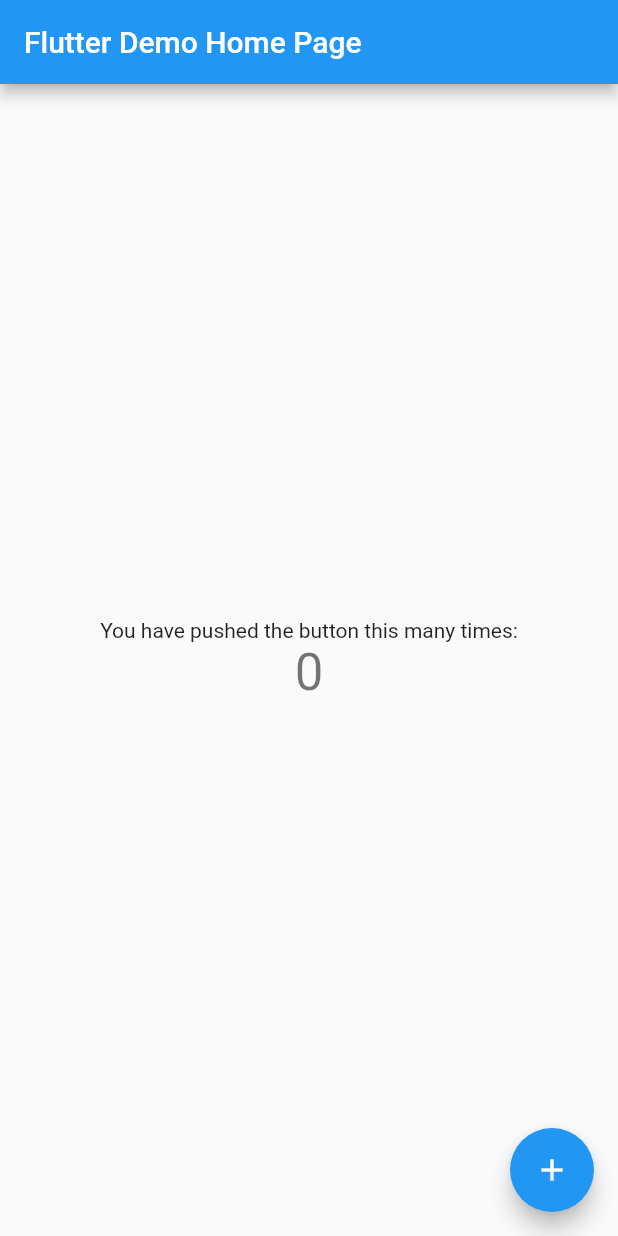
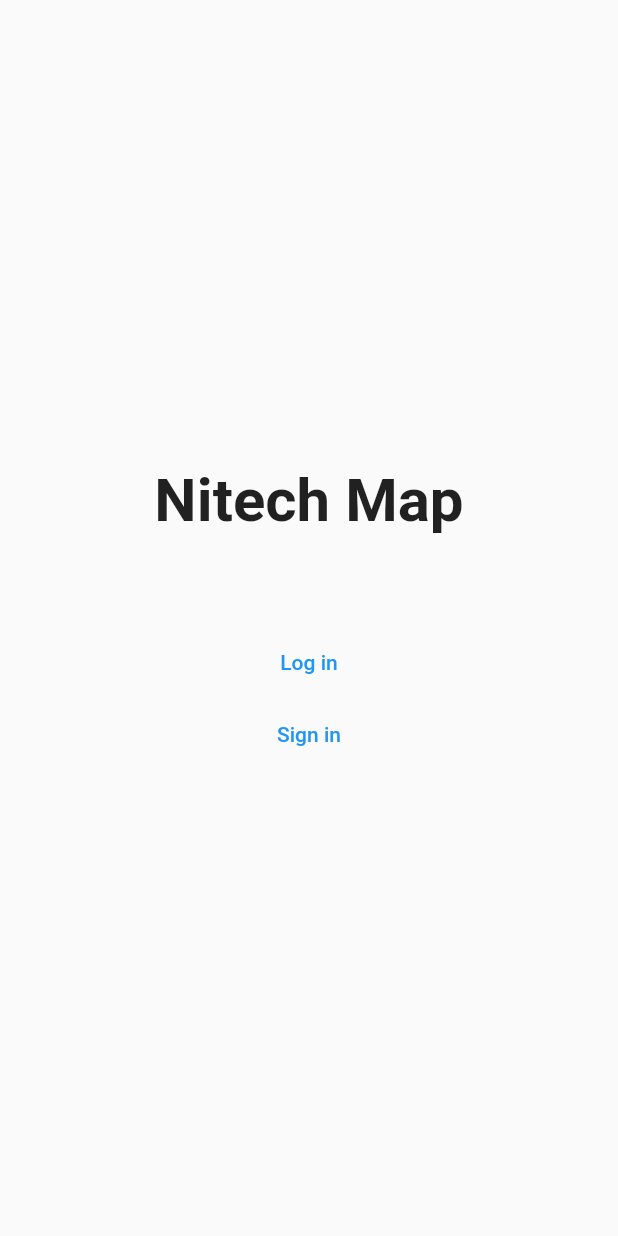
Before and after one commit to fztkm/nitechMap, a Flutter app: the screen it shows after launch, on a phone screen of 412 x 824 dp. Run offline on Flutter 3.47's test engine with Material 2 defaults, Android fonts, the phone set to English and light mode, and no system bars.

Commit message:
welcome_screen画面を追加

```diff
--- a/lib/main.dart
+++ b/lib/main.dart
@@ -1,113 +1,16 @@
 import 'package:flutter/material.dart';
 
+import 'welcome_screen.dart';
+
 void main() {
-  runApp(MyApp());
+  runApp(NitechMap());
 }
 
-class MyApp extends StatelessWidget {
-  // This widget is the root of your application.
+class NitechMap extends StatelessWidget {
   @override
   Widget build(BuildContext context) {
     return MaterialApp(
-      title: 'Flutter Demo',
-      theme: ThemeData(
-        // This is the theme of your application.
-        //
-        // Try running your application with "flutter run". You'll see the
-        // application has a blue toolbar. Then, without quitting the app, try
-        // changing the primarySwatch below to Colors.green and then invoke
-        // "hot reload" (press "r" in the console where you ran "flutter run",
-        // or simply save your changes to "hot reload" in a Flutter IDE).
-        // Notice that the counter didn't reset back to zero; the application
-        // is not restarted.
-        primarySwatch: Colors.blue,
-      ),
-      home: MyHomePage(title: 'Flutter Demo Home Page'),
+      home: WelcomeScreen(),
     );
   }
 }
-
-class MyHomePage extends StatefulWidget {
-  MyHomePage({Key? key, required this.title}) : super(key: key);
-
-  // This widget is the home page of your application. It is stateful, meaning
-  // that it has a State object (defined below) that contains fields that affect
-  // how it looks.
-
-  // This class is the configuration for the state. It holds the values (in this
-  // case the title) provided by the parent (in this case the App widget) and
-  // used by the build method of the State. Fields in a Widget subclass are
-  // always marked "final".
-
-  final String title;
-
-  @override
-  _MyHomePageState createState() => _MyHomePageState();
-}
-
-class _MyHomePageState extends State<MyHomePage> {
-  int _counter = 0;
-
-  void _incrementCounter() {
-    setState(() {
-      // This call to setState tells the Flutter framework that something has
-      // changed in this State, which causes it to rerun the build method below
-      // so that the display can reflect the updated values. If we changed
-      // _counter without calling setState(), then the build method would not be
-      // called again, and so nothing would appear to happen.
-      _counter++;
-    });
-  }
-
-  @override
-  Widget build(BuildContext context) {
-    // This method is rerun every time setState is called, for instance as done
-    // by the _incrementCounter method above.
-    //
-    // The Flutter framework has been optimized to make rerunning build methods
-    // fast, so that you can just rebuild anything that needs updating rather
-    // than having to individually change instances of widgets.
-    return Scaffold(
-      appBar: AppBar(
-        // Here we take the value from the MyHomePage object that was created by
-        // the App.build method, and use it to set our appbar title.
-        title: Text(widget.title),
-      ),
-      body: Center(
-        // Center is a layout widget. It takes a single child and positions it
-        // in the middle of the parent.
-        child: Column(
-          // Column is also a layout widget. It takes a list of children and
-          // arranges them vertically. By default, it sizes itself to fit its
-          // children horizontally, and tries to be as tall as its parent.
-          //
-          // Invoke "debug painting" (press "p" in the console, choose the
-          // "Toggle Debug Paint" action from the Flutter Inspector in Android
-          // Studio, or the "Toggle Debug Paint" command in Visual Studio Code)
-          // to see the wireframe for each widget.
-          //
-          // Column has various properties to control how it sizes itself and
-          // how it positions its children. Here we use mainAxisAlignment to
-          // center the children vertically; the main axis here is the vertical
-          // axis because Columns are vertical (the cross axis would be
-          // horizontal).
-          mainAxisAlignment: MainAxisAlignment.center,
-          children: <Widget>[
-            Text(
-              'You have pushed the button this many times:',
-            ),
-            Text(
-              '$_counter',
-              style: Theme.of(context).textTheme.headline4,
-            ),
-          ],
-        ),
-      ),
-      floatingActionButton: FloatingActionButton(
-        onPressed: _incrementCounter,
-        tooltip: 'Increment',
-        child: Icon(Icons.add),
-      ), // This trailing comma makes auto-formatting nicer for build methods.
-    );
-  }
-}
--- /dev/null
+++ b/lib/welcome_screen.dart
@@ -0,0 +1,34 @@
+import 'package:flutter/cupertino.dart';
+import 'package:flutter/material.dart';
+
+class WelcomeScreen extends StatefulWidget {
+  @override
+  _WelcomeScreenState createState() => _WelcomeScreenState();
+}
+
+class _WelcomeScreenState extends State<WelcomeScreen> {
+  @override
+  Widget build(BuildContext context) {
+    return Scaffold(
+      body: Column(
+        mainAxisAlignment: MainAxisAlignment.center,
+        crossAxisAlignment: CrossAxisAlignment.stretch,
+        children: [
+          Text(
+            'Nitech Map',
+            textAlign: TextAlign.center,
+            style: TextStyle(fontSize: 40, fontWeight: FontWeight.bold),
+          ),
+          SizedBox(
+            height: 60.0,
+          ),
+          TextButton(
+            onPressed: () {},
+            child: Text('Log in'),
+          ),
+          TextButton(onPressed: () {}, child: Text('Sign in')),
+        ],
+      ),
+    );
+  }
+}
```
